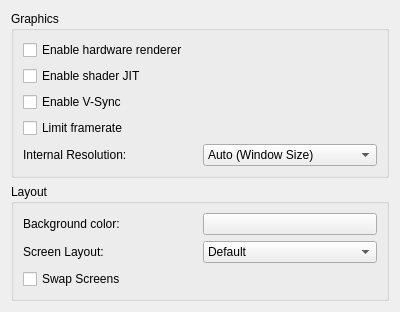
Above: src/citra_qt/configuration/configure_graphics.ui from grimtnt/citra before the change. Below: the same form after it.
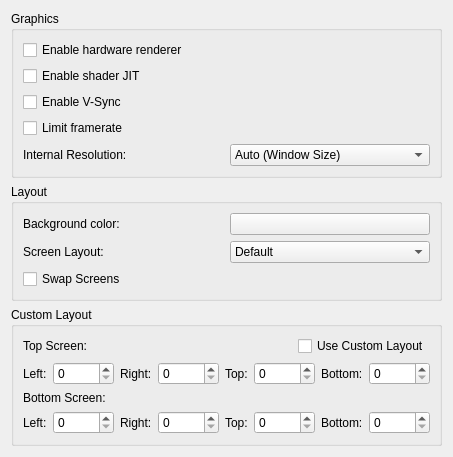
That is the form after the change.

Commit message: custom layout :D (compile error?)

What changed in the file:
```diff
--- a/src/citra_qt/configuration/configure_graphics.ui
+++ b/src/citra_qt/configuration/configure_graphics.ui
@@ -196,6 +196,177 @@
     </widget>
    </item>
    <item>
+       <widget class="QGroupBox" name="custom_groupBox">
+      <property name="title">
+       <string>Custom Layout</string>
+      </property>
+       <layout class="QHBoxLayout" name="horizontalLayout_3">
+        <item>
+         <layout class="QVBoxLayout" name="verticalLayout_4">
+          <item>
+           <layout class="QHBoxLayout" name="horizontalLayout_3">
+            <item>
+             <widget class="QLabel" name="label">
+              <property name="text">
+               <string>Top Screen:</string>
+              </property>
+             </widget>
+            </item>
+            <item>
+             <spacer name="horizontalSpacer">
+              <property name="orientation">
+               <enum>Qt::Horizontal</enum>
+              </property>
+              <property name="sizeHint" stdset="0">
+               <size>
+                <width>80</width>
+                <height>20</height>
+               </size>
+              </property>
+             </spacer>
+            </item>
+            <item>
+             <widget class="QCheckBox" name="custom_checkbox">
+              <property name="text">
+               <string>Use Custom Layout</string>
+              </property>
+             </widget>
+            </item>
+           </layout>
+          </item>
+          <item>
+           <layout class="QHBoxLayout" name="horizontalLayout_7">
+            <item>
+             <widget class="QLabel" name="label">
+              <property name="text">
+               <string>Left:</string>
+              </property>
+             </widget>
+            </item>
+            <item>
+             <widget class="QSpinBox" name="custom_top_left_spinbox">
+              <property name="maximum">
+               <number>10000</number>
+              </property>
+             </widget>
+            </item>
+            <item>
+             <widget class="QLabel" name="label">
+              <property name="text">
+               <string>Right:</string>
+              </property>
+             </widget>
+            </item>
+            <item>
+             <widget class="QSpinBox" name="custom_top_right_spinbox">
+              <property name="maximum">
+               <number>10000</number>
+              </property>
+             </widget>
+            </item>
+            <item>
+             <widget class="QLabel" name="label">
+              <property name="text">
+               <string>Top:</string>
+              </property>
+             </widget>
+            </item>
+            <item>
+             <widget class="QSpinBox" name="custom_top_top_spinbox">
+              <property name="maximum">
+               <number>10000</number>
+              </property>
+             </widget>
+            </item>
+            <item>
+             <widget class="QLabel" name="label">
+              <property name="text">
+               <string>Bottom:</string>
+              </property>
+             </widget>
+            </item>
+            <item>
+             <widget class="QSpinBox" name="custom_top_bottom_spinbox">
+              <property name="maximum">
+               <number>10000</number>
+              </property>
+             </widget>
+            </item>
+          </layout>
+         </item>
+         <item>
+          <widget class="QLabel" name="label">
+           <property name="text">
+            <string>Bottom Screen:</string>
+           </property>
+          </widget>
+         </item>
+         <item>
+          <layout class="QHBoxLayout" name="horizontalLayout_7">
+           <item>
+            <widget class="QLabel" name="label">
+             <property name="text">
+              <string>Left:</string>
+             </property>
+            </widget>
+           </item>
+           <item>
+            <widget class="QSpinBox" name="custom_bottom_left_spinbox">
+             <property name="maximum">
+              <number>10000</number>
+             </property>
+            </widget>
+           </item>
+           <item>
+            <widget class="QLabel" name="label">
+             <property name="text">
+              <string>Right:</string>
+             </property>
+            </widget>
+           </item>
+           <item>
+            <widget class="QSpinBox" name="custom_bottom_right_spinbox">
+             <property name="maximum">
+              <number>10000</number>
+             </property>
+            </widget>
+           </item>
+           <item>
+            <widget class="QLabel" name="label">
+             <property name="text">
+              <string>Top:</string>
+             </property>
+            </widget>
+           </item>
+           <item>
+            <widget class="QSpinBox" name="custom_bottom_top_spinbox">
+             <property name="maximum">
+              <number>10000</number>
+             </property>
+            </widget>
+           </item>
+           <item>
+            <widget class="QLabel" name="label">
+             <property name="text">
+              <string>Bottom:</string>
+             </property>
+            </widget>
+           </item>
+           <item>
+            <widget class="QSpinBox" name="custom_bottom_bottom_spinbox">
+             <property name="maximum">
+              <number>10000</number>
+             </property>
+            </widget>
+           </item>
+          </layout>
+         </item>
+        </layout>
+       </item>
+      </layout>
+      </widget>
+    </item>
+    <item>
     <spacer name="verticalSpacer">
      <property name="orientation">
       <enum>Qt::Vertical</enum>
```
Left out of the diff: 54 changed lines with no effect on the pictures. The commit also changes 5 other files.
